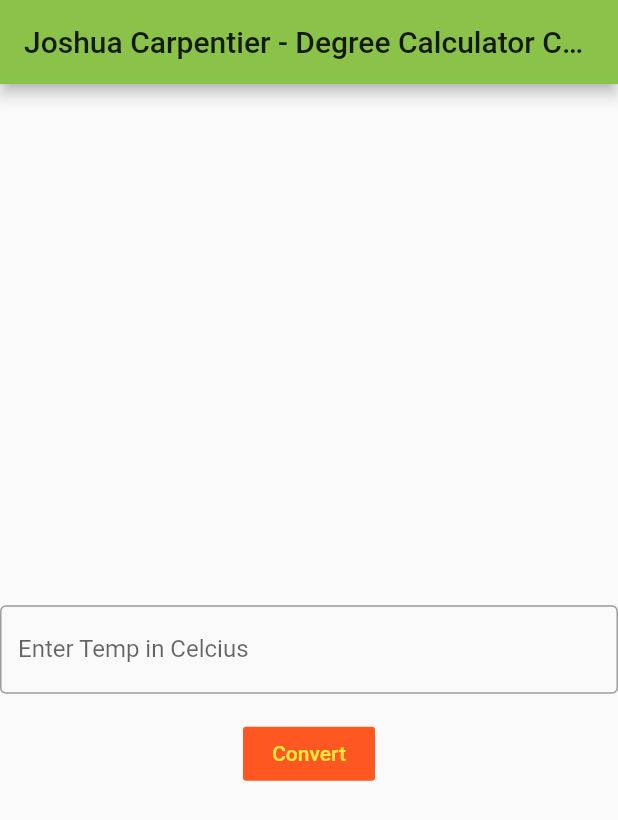
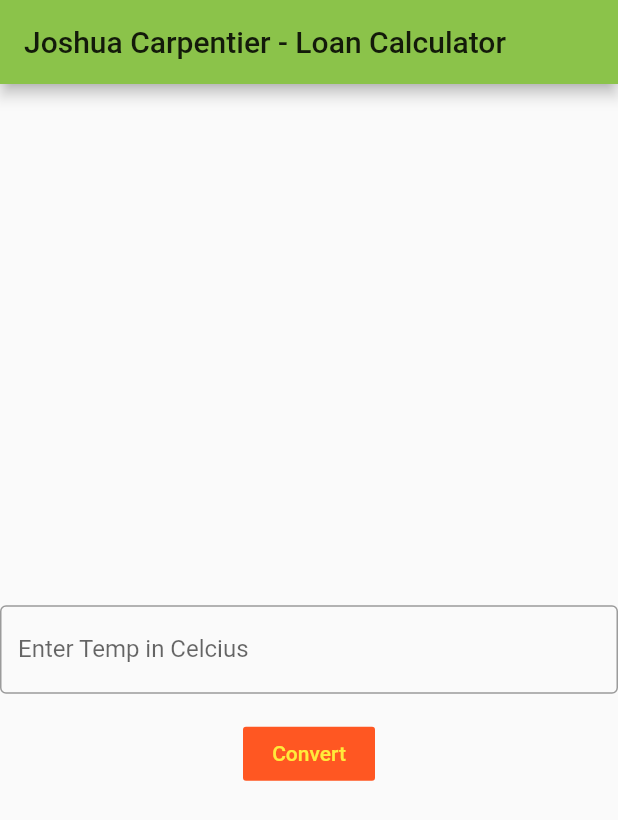
Before and after one commit to jacgit18/ios_calculator, a Flutter app: the screen it shows after launch, on a phone screen of 412 x 824 dp. Shown: the top 820 px of the screen. Run offline on Flutter 3.47's test engine with Material 2 defaults, Android fonts, the phone set to English and light mode, and no system bars.

Commit message:
add update code

```diff
--- a/lib/main.dart
+++ b/lib/main.dart
@@ -1,16 +1,6 @@
 import 'package:flutter/material.dart';
 
-//Design a flutter app that takes an input from the user in Celsius unit and
-// displays Kelvin equivalent of the Celsius number entered. You can use
-// K= (C+273) formula to convert from Celsius to Kelvin.
-//
-//Also, If it is higher than 30 degrees Celsius, then it should say "Hot",
-// if it is higher than 18 degrees Celsius, then it should say "Warm", if it is
-// higher than 0 degrees Celsius, then it should says "Cold", it it is less than
-// 0, then it should say "Very Cold", if it is less than -20, then it should say
-// "Extreme Cold".
 
-//Submit your code and your screen prints with your names written on them.
 
 
 void main() => runApp(MyApp());
@@ -24,7 +14,7 @@ class MyApp extends StatelessWidget {
 
         primarySwatch: Colors.lightGreen,
       ),
-      home: MyHomePage(title: 'Joshua Carpentier - Degree Calculator Convertor'),
+      home: MyHomePage(title: 'Joshua Carpentier - Loan Calculator'),
     );
   }
 }
```
